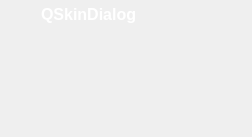
Old version of the form QSkinDialog/qskindialog.ui in the repository c3c/quazaa.
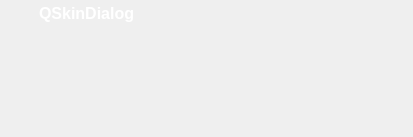
New version of the form. Icons and pictures are not drawn.

Commit message: A working skin tool and updates to skinning to make it more customizable. Still need to write some skin code into the actual Quazaa application and update existing skins. Shareaza OS in the QuazaaSkinTool/release/Skin/ folder is the most up to date.

What changed in the file:
```diff
--- a/QSkinDialog/qskindialog.ui
+++ b/QSkinDialog/qskindialog.ui
@@ -6,7 +6,7 @@
    <rect>
     <x>0</x>
     <y>0</y>
-    <width>252</width>
+    <width>413</width>
     <height>137</height>
    </rect>
   </property>
@@ -48,310 +48,7 @@
      </property>
     </widget>
    </item>
-   <item row="0" column="1" rowspan="2">
-    <widget class="QFrame" name="windowFrameTop">
-     <property name="sizePolicy">
-      <sizepolicy hsizetype="Preferred" vsizetype="Preferred">
-       <horstretch>0</horstretch>
-       <verstretch>0</verstretch>
-      </sizepolicy>
-     </property>
-     <property name="minimumSize">
-      <size>
-       <width>0</width>
-       <height>30</height>
-      </size>
-     </property>
-     <property name="maximumSize">
-      <size>
-       <width>16777215</width>
-       <height>30</height>
-      </size>
-     </property>
-     <property name="contextMenuPolicy">
-      <enum>Qt::CustomContextMenu</enum>
-     </property>
-     <property name="styleSheet">
-      <string notr="true">QFrame#windowFrameTop {
-	border-left: 85;
-	padding-left: -85;
-	border-image: url(:/Resource/frameTop.png);
-}</string>
-     </property>
-     <property name="frameShape">
-      <enum>QFrame::NoFrame</enum>
-     </property>
-     <property name="frameShadow">
-      <enum>QFrame::Raised</enum>
-     </property>
-     <layout class="QGridLayout" name="gridLayout_3">
-      <property name="horizontalSpacing">
-       <number>0</number>
-      </property>
-      <property name="margin">
-       <number>0</number>
-      </property>
-      <item row="0" column="0">
-       <layout class="QGridLayout" name="gridLayoutTitlebar">
-        <property name="leftMargin">
-         <number>0</number>
-        </property>
-        <property name="rightMargin">
-         <number>0</number>
-        </property>
-        <property name="bottomMargin">
-         <number>0</number>
-        </property>
-        <property name="spacing">
-         <number>0</number>
-        </property>
-        <item row="0" column="1" rowspan="2">
-         <widget class="QFrame" name="titlebarFrame">
-          <property name="styleSheet">
-           <string notr="true">QFrame {
-	background-color: transparent;
-}</string>
-          </property>
-          <property name="frameShape">
-           <enum>QFrame::NoFrame</enum>
-          </property>
-          <property name="frameShadow">
-           <enum>QFrame::Raised</enum>
-          </property>
-          <layout class="QHBoxLayout" name="horizontalLayout">
-           <property name="spacing">
-            <number>2</number>
-           </property>
-           <property name="margin">
-            <number>0</number>
-           </property>
-           <item>
-            <widget class="QToolButton" name="windowIcon">
-             <property name="contextMenuPolicy">
-              <enum>Qt::CustomContextMenu</enum>
-             </property>
-             <property name="styleSheet">
-              <string notr="true">border: 0px solid transparent;</string>
-             </property>
-             <property name="text">
-              <string/>
-             </property>
-             <property name="icon">
-              <iconset resource="../Resource.qrc">
-               <normaloff>:/Resource/Quazaa.png</normaloff>:/Resource/Quazaa.png</iconset>
-             </property>
-             <property name="iconSize">
-              <size>
-               <width>20</width>
-               <height>20</height>
-              </size>
-             </property>
-            </widget>
-           </item>
-           <item>
-            <widget class="QLabel" name="windowText">
-             <property name="contextMenuPolicy">
-              <enum>Qt::CustomContextMenu</enum>
-             </property>
-             <property name="styleSheet">
-              <string notr="true">padding-left: -2px;
-padding-right: -2px;
-padding-bottom: 2px;
-font-weight: bold;
-font-size: 16px;
-color: rgb(255, 255, 255);</string>
-             </property>
-             <property name="text">
-              <string>QSkinDialog</string>
-             </property>
-            </widget>
-           </item>
-          </layout>
-         </widget>
-        </item>
-        <item row="0" column="3" rowspan="2">
-         <widget class="QFrame" name="titlebarButtonsFrame">
-          <property name="styleSheet">
-           <string notr="true">/*These move the buttons up so they aren't displayed in the center of the titlebar
-   Remove these to center your buttons on the titlebar.*/
-QFrame#titlebarButtonsFrame {
-	padding-top: -1;
-	padding-bottom: 10;
-}</string>
-          </property>
-          <property name="frameShape">
-           <enum>QFrame::NoFrame</enum>
-          </property>
-          <property name="frameShadow">
-           <enum>QFrame::Raised</enum>
-          </property>
-          <layout class="QGridLayout" name="gridLayoutTitlebarButtons">
-           <property name="margin">
-            <number>0</number>
-           </property>
-           <property name="spacing">
-            <number>0</number>
-           </property>
-           <item row="0" column="0">
-            <widget class="QToolButton" name="minimizeButton">
-             <property name="minimumSize">
-              <size>
-               <width>26</width>
-               <height>18</height>
-              </size>
-             </property>
-             <property name="maximumSize">
-              <size>
-               <width>26</width>
-               <height>18</height>
-              </size>
-             </property>
-             <property name="toolTip">
-              <string>Minimize</string>
-             </property>
-             <property name="styleSheet">
-              <string notr="true">QToolButton {
-	border: 0px solid transparent;
-	border-image: url(:/Resource/minButton.png);
-}
-
-QToolButton:hover {
-	border-image: url(:/Resource/minButtonH.png);
-}
-
-QToolButton:disabled {
-	border-image: url(:/Resource/minButtonD.png);
-}</string>
-             </property>
-             <property name="text">
-              <string/>
-             </property>
-            </widget>
-           </item>
-           <item row="0" column="1">
-            <widget class="QToolButton" name="maximizeButton">
-             <property name="minimumSize">
-              <size>
-               <width>26</width>
-               <height>18</height>
-              </size>
-             </property>
-             <property name="maximumSize">
-              <size>
-               <width>26</width>
-               <height>18</height>
-              </size>
-             </property>
-             <property name="toolTip">
-              <string>Maximize</string>
-             </property>
-             <property name="styleSheet">
-              <string notr="true">QToolButton {
-	border: 0px solid transparent;
-	border-image: url(:/Resource/maxButton.png);
-}
-
-QToolButton:hover {
-	border-image: url(:/Resource/maxButtonH.png);
-}
-
-QToolButton:disabled {
-	border-image: url(:/Resource/maxButtonD.png);
-}
-
-QToolButton:checked { /*The button will be checked when maximized is set*/
-	
-	border-image: url(:/Resource/restoreButton.png);
-}
-
-QToolButton:checked:hover {
-	
-	border-image: url(:/Resource/restoreButtonH.png);
-}
-
-QToolButton:checked:disabled {
-	
-	border-image: url(:/Resource/restoreButtonD.png);
-}</string>
-             </property>
-             <property name="text">
-              <string/>
-             </property>
-             <property name="checkable">
-              <bool>true</bool>
-             </property>
-             <property name="checked">
-              <bool>false</bool>
-             </property>
-            </widget>
-           </item>
-           <item row="0" column="2">
-            <widget class="QToolButton" name="closeButton">
-             <property name="enabled">
-              <bool>true</bool>
-             </property>
-             <property name="minimumSize">
-              <size>
-               <width>44</width>
-               <height>18</height>
-              </size>
-             </property>
-             <property name="maximumSize">
-              <size>
-               <width>44</width>
-               <height>18</height>
-              </size>
-             </property>
-             <property name="toolTip">
-              <string>Close</string>
-             </property>
-             <property name="styleSheet">
-              <string notr="true">QToolButton {
-	border: 0px solid transparent;
-	border-image: url(:/Resource/quitButton.png);
-}
-
-QToolButton:hover {
-	border-image: url(:/Resource/quitButtonH.png);
-}
-
-QToolButton:disabled {
-	border-image: url(:/Resource/quitButtonD.png);
-}</string>
-             </property>
-             <property name="text">
-              <string/>
-             </property>
-             <property name="iconSize">
-              <size>
-               <width>16</width>
-               <height>16</height>
-              </size>
-             </property>
-            </widget>
-           </item>
-          </layout>
-         </widget>
-        </item>
-        <item row="0" column="2" rowspan="2">
-         <spacer name="horizontalSpacerTitlebar">
-          <property name="orientation">
-           <enum>Qt::Horizontal</enum>
-          </property>
-          <property name="sizeHint" stdset="0">
-           <size>
-            <width>40</width>
-            <height>20</height>
-           </size>
-          </property>
-         </spacer>
-        </item>
-       </layout>
-      </item>
-     </layout>
-    </widget>
-   </item>
-   <item row="0" column="2">
+   <item row="0" column="6">
     <widget class="QFrame" name="windowFrameTopRight">
      <property name="minimumSize">
       <size>
@@ -415,7 +112,7 @@
      </property>
     </widget>
    </item>
-   <item row="1" column="2" rowspan="2">
+   <item row="1" column="6" rowspan="2">
     <widget class="QFrame" name="windowFrameRight">
      <property name="sizePolicy">
       <sizepolicy hsizetype="Fixed" vsizetype="Preferred">
@@ -481,7 +178,7 @@
      </property>
     </widget>
    </item>
-   <item row="3" column="1">
+   <item row="3" column="1" colspan="5">
     <widget class="QFrame" name="windowFrameBottom">
      <property name="sizePolicy">
       <sizepolicy hsizetype="Preferred" vsizetype="Fixed">
@@ -516,7 +213,7 @@
      </property>
     </widget>
    </item>
-   <item row="3" column="2">
+   <item row="3" column="6">
     <widget class="QFrame" name="windowFrameBottomRight">
      <property name="minimumSize">
       <size>
@@ -544,7 +241,7 @@
      </property>
     </widget>
    </item>
-   <item row="2" column="1">
+   <item row="2" column="1" colspan="5">
     <widget class="QWidget" name="widgetContents" native="true">
      <property name="sizePolicy">
       <sizepolicy hsizetype="Expanding" vsizetype="Expanding">
@@ -565,6 +262,325 @@
      </layout>
     </widget>
    </item>
+   <item row="0" column="1" rowspan="2" colspan="5">
+    <widget class="QFrame" name="windowFrameTop">
+     <property name="frameShape">
+      <enum>QFrame::NoFrame</enum>
+     </property>
+     <property name="frameShadow">
+      <enum>QFrame::Raised</enum>
+     </property>
+     <layout class="QGridLayout" name="gridLayout_2">
+      <property name="margin">
+       <number>0</number>
+      </property>
+      <property name="spacing">
+       <number>0</number>
+      </property>
+      <item row="0" column="0">
+       <widget class="QFrame" name="windowIconFrame">
+        <property name="styleSheet">
+         <string notr="true">QFrame#windowIconFrame {
+	border-image: url(:/Resource/windowIconFrame.png);
+}</string>
+        </property>
+        <layout class="QHBoxLayout" name="horizontalLayout">
+         <property name="spacing">
+          <number>2</number>
+         </property>
+         <property name="margin">
+          <number>0</number>
+         </property>
+         <item>
+          <widget class="QToolButton" name="windowIcon">
+           <property name="contextMenuPolicy">
+            <enum>Qt::CustomContextMenu</enum>
+           </property>
+           <property name="styleSheet">
+            <string notr="true">border: 0px solid transparent;</string>
+           </property>
+           <property name="text">
+            <string/>
+           </property>
+           <property name="icon">
+            <iconset resource="../Resource.qrc">
+             <normaloff>:/Resource/Quazaa.png</normaloff>:/Resource/Quazaa.png</iconset>
+           </property>
+           <property name="iconSize">
+            <size>
+             <width>20</width>
+             <height>20</height>
+            </size>
+           </property>
+          </widget>
+         </item>
+        </layout>
+       </widget>
+      </item>
+      <item row="0" column="1">
+       <widget class="QLabel" name="windowText">
+        <property name="contextMenuPolicy">
+         <enum>Qt::CustomContextMenu</enum>
+        </property>
+        <property name="styleSheet">
+         <string notr="true">border-image: url(:/Resource/windowTextBackground.png);
+padding-left: -2px;
+padding-right: -2px;
+padding-bottom: 2px;
+font-weight: bold;
+font-size: 16px;
+color: rgb(255, 255, 255);</string>
+        </property>
+        <property name="text">
+         <string>&lt;!DOCTYPE HTML PUBLIC &quot;-//W3C//DTD HTML 4.0//EN&quot; &quot;http://www.w3.org/TR/REC-html40/strict.dtd&quot;&gt;
+&lt;html&gt;&lt;head&gt;&lt;meta name=&quot;qrichtext&quot; content=&quot;1&quot; /&gt;&lt;style type=&quot;text/css&quot;&gt;
+p, li { white-space: pre-wrap; }
+&lt;/style&gt;&lt;/head&gt;&lt;body style=&quot; font-family:'MS Shell Dlg 2'; font-weight:600; font-style:normal;&quot;&gt;
+&lt;p style=&quot; margin-top:0px; margin-bottom:0px; margin-left:0px; margin-right:0px; -qt-block-indent:0; text-indent:0px;&quot;&gt;&lt;span style=&quot; font-size:12pt;&quot;&gt;QSkinDialog&lt;/span&gt;&lt;/p&gt;&lt;/body&gt;&lt;/html&gt;</string>
+        </property>
+       </widget>
+      </item>
+      <item row="0" column="2">
+       <widget class="QFrame" name="windowFrameTopSpacer">
+        <property name="sizePolicy">
+         <sizepolicy hsizetype="Preferred" vsizetype="Preferred">
+          <horstretch>0</horstretch>
+          <verstretch>0</verstretch>
+         </sizepolicy>
+        </property>
+        <property name="minimumSize">
+         <size>
+          <width>0</width>
+          <height>30</height>
+         </size>
+        </property>
+        <property name="maximumSize">
+         <size>
+          <width>16777215</width>
+          <height>30</height>
+         </size>
+        </property>
+        <property name="contextMenuPolicy">
+         <enum>Qt::CustomContextMenu</enum>
+        </property>
+        <property name="styleSheet">
+         <string notr="true">QFrame#windowFrameTopSpacer {
+	border-image: url(:/Resource/frameTop.png);
+}</string>
+        </property>
+        <property name="frameShape">
+         <enum>QFrame::NoFrame</enum>
+        </property>
+        <property name="frameShadow">
+         <enum>QFrame::Raised</enum>
+        </property>
+        <layout class="QGridLayout" name="gridLayout_3">
+         <property name="horizontalSpacing">
+          <number>0</number>
+         </property>
+         <property name="margin">
+          <number>0</number>
+         </property>
+         <item row="0" column="0">
+          <layout class="QGridLayout" name="gridLayoutTitlebar">
+           <property name="leftMargin">
+            <number>0</number>
+           </property>
+           <property name="rightMargin">
+            <number>0</number>
+           </property>
+           <property name="bottomMargin">
+            <number>0</number>
+           </property>
+           <property name="spacing">
+            <number>0</number>
+           </property>
+           <item row="0" column="2" rowspan="2">
+            <spacer name="horizontalSpacerTitlebar">
+             <property name="orientation">
+              <enum>Qt::Horizontal</enum>
+             </property>
+             <property name="sizeHint" stdset="0">
+              <size>
+               <width>40</width>
+               <height>20</height>
+              </size>
+             </property>
+            </spacer>
+           </item>
+          </layout>
+         </item>
+        </layout>
+       </widget>
+      </item>
+      <item row="0" column="3">
+       <widget class="QFrame" name="titlebarButtonsFrame">
+        <property name="styleSheet">
+         <string notr="true">/*These move the buttons up so they aren't displayed in the center of the titlebar
+   Remove these to center your buttons on the titlebar.*/
+QFrame#titlebarButtonsFrame {
+	padding-top: -1;
+	padding-bottom: 10;
+	border-image: url(:/Resource/titlebarButtonsFrame.png);
+}</string>
+        </property>
+        <property name="frameShape">
+         <enum>QFrame::NoFrame</enum>
+        </property>
+        <property name="frameShadow">
+         <enum>QFrame::Raised</enum>
+        </property>
+        <layout class="QGridLayout" name="gridLayoutTitlebarButtons">
+         <property name="margin">
+          <number>0</number>
+         </property>
+         <property name="spacing">
+          <number>0</number>
+         </property>
+         <item row="0" column="0">
+          <widget class="QToolButton" name="minimizeButton">
+           <property name="minimumSize">
+            <size>
+             <width>26</width>
+             <height>18</height>
+            </size>
+           </property>
+           <property name="maximumSize">
+            <size>
+             <width>26</width>
+             <height>18</height>
+            </size>
+           </property>
+           <property name="toolTip">
+            <string>Minimize</string>
+           </property>
+           <property name="styleSheet">
+            <string notr="true">QToolButton {
+	border: 0px solid transparent;
+	border-image: url(:/Resource/minButton.png);
+}
+
+QToolButton:hover {
+	border-image: url(:/Resource/minButtonH.png);
+}
+
+QToolButton:disabled {
+	border-image: url(:/Resource/minButtonD.png);
+}</string>
+           </property>
+           <property name="text">
+            <string/>
+           </property>
+          </widget>
+         </item>
+         <item row="0" column="1">
+          <widget class="QToolButton" name="maximizeButton">
+           <property name="minimumSize">
+            <size>
+             <width>26</width>
+             <height>18</height>
+            </size>
+           </property>
+           <property name="maximumSize">
+            <size>
+             <width>26</width>
+             <height>18</height>
+            </size>
+           </property>
+           <property name="toolTip">
+            <string>Maximize</string>
+           </property>
+           <property name="styleSheet">
+            <string notr="true">QToolButton {
+	border: 0px solid transparent;
+	border-image: url(:/Resource/maxButton.png);
+}
+
+QToolButton:hover {
+	border-image: url(:/Resource/maxButtonH.png);
+}
+
+QToolButton:disabled {
+	border-image: url(:/Resource/maxButtonD.png);
+}
+
+QToolButton:checked { /*The button will be checked when maximized is set*/
+	
+	border-image: url(:/Resource/restoreButton.png);
+}
+
+QToolButton:checked:hover {
+	
+	border-image: url(:/Resource/restoreButtonH.png);
+}
+
+QToolButton:checked:disabled {
+	
+	border-image: url(:/Resource/restoreButtonD.png);
+}</string>
+           </property>
+           <property name="text">
+            <string/>
+           </property>
+           <property name="checkable">
+            <bool>true</bool>
+           </property>
+           <property name="checked">
+            <bool>false</bool>
+           </property>
+          </widget>
+         </item>
+         <item row="0" column="2">
+          <widget class="QToolButton" name="closeButton">
+           <property name="enabled">
+            <bool>true</bool>
+           </property>
+           <property name="minimumSize">
+            <size>
+             <width>44</width>
+             <height>18</height>
+            </size>
+           </property>
+           <property name="maximumSize">
+            <size>
+             <width>44</width>
+             <height>18</height>
+            </size>
+           </property>
+           <property name="toolTip">
+            <string>Close</string>
+           </property>
+           <property name="styleSheet">
+            <string notr="true">QToolButton {
+	border: 0px solid transparent;
+	border-image: url(:/Resource/quitButton.png);
+}
+
+QToolButton:hover {
+	border-image: url(:/Resource/quitButtonH.png);
+}
+
+QToolButton:disabled {
+	border-image: url(:/Resource/quitButtonD.png);
+}</string>
+           </property>
+           <property name="text">
+            <string/>
+           </property>
+           <property name="iconSize">
+            <size>
+             <width>16</width>
+             <height>16</height>
+            </size>
+           </property>
+          </widget>
+         </item>
+        </layout>
+       </widget>
+      </item>
+     </layout>
+    </widget>
+   </item>
   </layout>
  </widget>
  <resources>
```
The commit also changes 105 other files.
